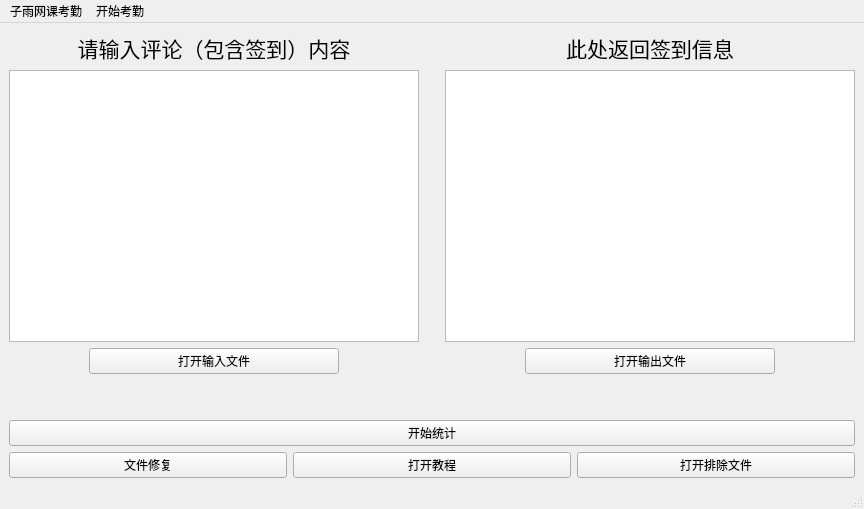
This is GUI.ui in potato-studio-team/studentAttendence as Qt 5 draws it before an edit. The edited form follows.
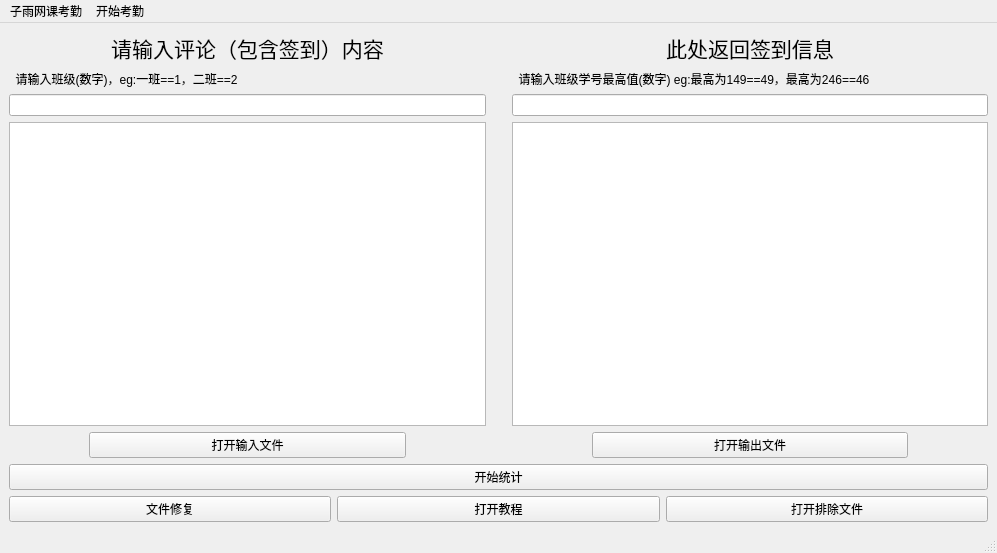
This is the edited form.

What changed in the file:
```diff
--- a/GUI.ui
+++ b/GUI.ui
@@ -6,8 +6,8 @@
    <rect>
     <x>0</x>
     <y>0</y>
-    <width>864</width>
-    <height>509</height>
+    <width>997</width>
+    <height>553</height>
    </rect>
   </property>
   <property name="windowTitle">
@@ -26,6 +26,20 @@
           </property>
          </widget>
         </item>
+        <item>
+         <widget class="QLabel" name="label_3">
+          <property name="text">
+           <string>  请输入班级(数字)，eg:一班==1，二班==2</string>
+          </property>
+         </widget>
+        </item>
+        <item>
+         <widget class="QLineEdit" name="lineEdit">
+          <property name="text">
+           <string/>
+          </property>
+         </widget>
+        </item>
         <item>
          <widget class="QTextEdit" name="textEdit"/>
         </item>
@@ -132,7 +146,17 @@
          </widget>
         </item>
         <item>
-         <widget class="QListView" name="listView"/>
+         <widget class="QLabel" name="label_4">
+          <property name="text">
+           <string>  请输入班级学号最高值(数字) eg:最高为149==49，最高为246==46</string>
+          </property>
+         </widget>
+        </item>
+        <item>
+         <widget class="QLineEdit" name="lineEdit_2"/>
+        </item>
+        <item>
+         <widget class="QTextEdit" name="textEdit_2"/>
         </item>
         <item>
          <layout class="QHBoxLayout" name="horizontalLayout_3">
@@ -213,22 +237,6 @@
       </item>
      </layout>
     </item>
-    <item>
-     <spacer name="verticalSpacer">
-      <property name="orientation">
-       <enum>Qt::Vertical</enum>
-      </property>
-      <property name="sizeType">
-       <enum>QSizePolicy::Maximum</enum>
-      </property>
-      <property name="sizeHint" stdset="0">
-       <size>
-        <width>20</width>
-        <height>40</height>
-       </size>
-      </property>
-     </spacer>
-    </item>
     <item>
      <widget class="QPushButton" name="pushButton_3">
       <property name="focusPolicy">
@@ -274,7 +282,7 @@
     <rect>
      <x>0</x>
      <y>0</y>
-     <width>864</width>
+     <width>997</width>
      <height>23</height>
     </rect>
    </property>
```
